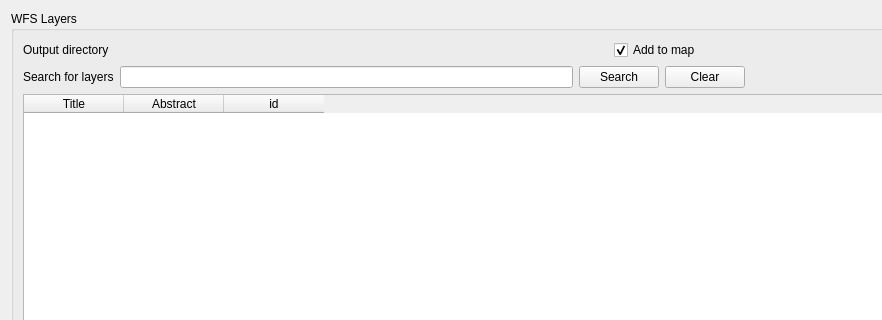
Before: the Qt Designer form FMI2QGIS/resources/ui/main_dialog.ui in GispoCoding/FMI2QGIS, drawn with Qt 5; both pictures show x 0 to 882 and y 0 to 320 of the 1221 by 792 pixel window.
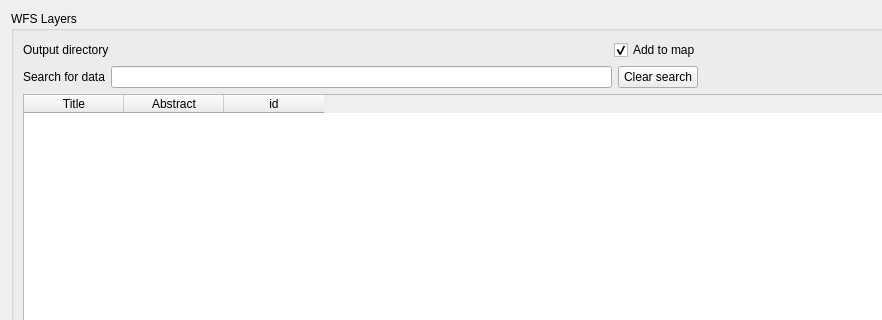
After: the same form once the commit is applied. Custom widgets are drawn as their Qt base class.

Commit message: wfs full title search functionality

```diff
--- a/FMI2QGIS/resources/ui/main_dialog.ui
+++ b/FMI2QGIS/resources/ui/main_dialog.ui
@@ -62,7 +62,7 @@
           <item>
            <widget class="QLabel" name="label_3">
             <property name="text">
-             <string>Search for layers</string>
+             <string>Search for data</string>
             </property>
            </widget>
           </item>
@@ -73,17 +73,10 @@
             </property>
            </widget>
           </item>
-          <item>
-           <widget class="QPushButton" name="btn_search">
-            <property name="text">
-             <string>Search</string>
-            </property>
-           </widget>
-          </item>
           <item>
            <widget class="QPushButton" name="btn_clear_search">
             <property name="text">
-             <string>Clear</string>
+             <string>Clear search</string>
             </property>
            </widget>
           </item>
```
The commit also changes 1 other file.
